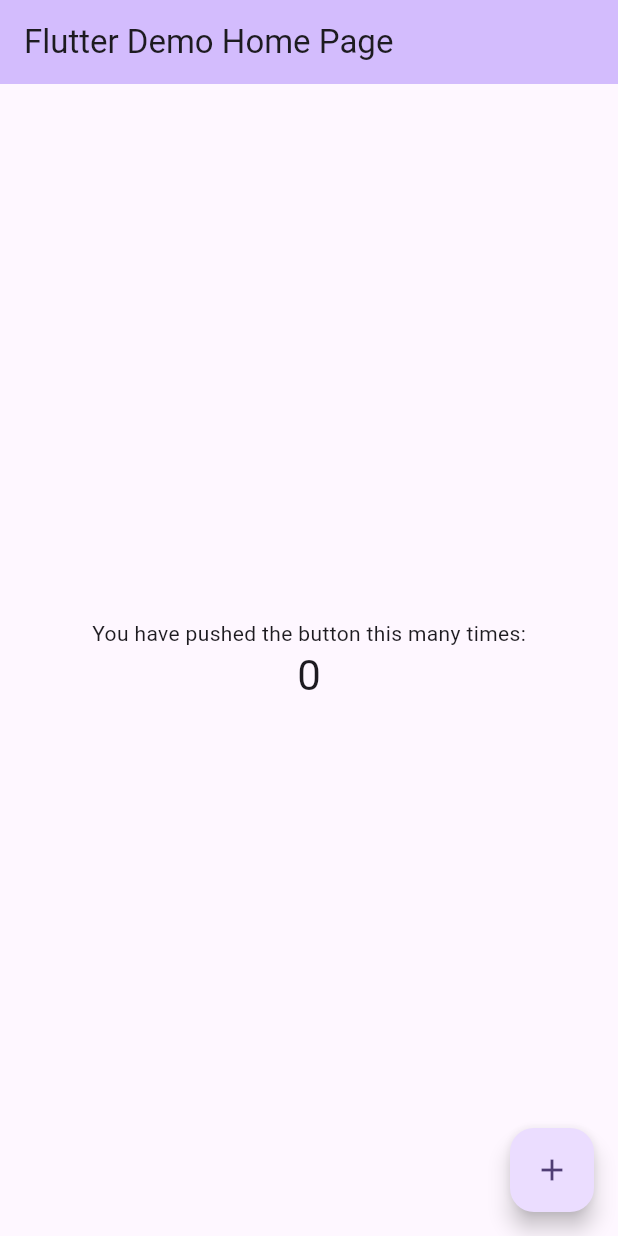
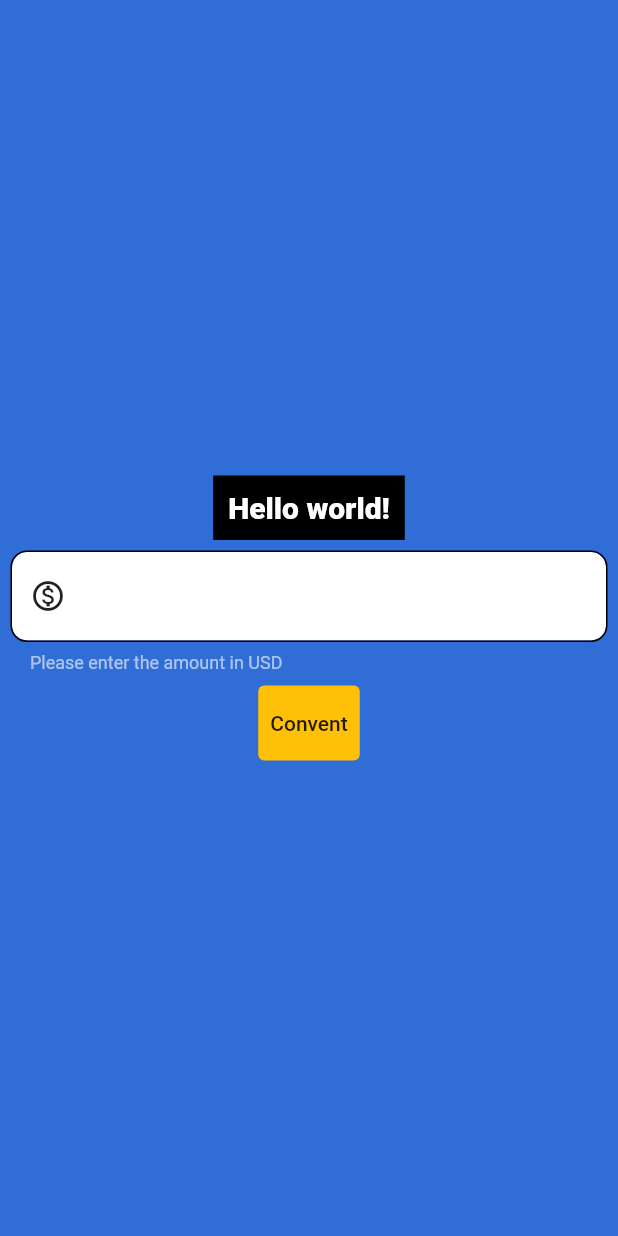
Before and after one commit to MoDangKa/currency_converter, a Flutter app: the screen it shows after launch, on a phone screen of 412 x 824 dp. Run offline on Flutter 3.47's test engine with Material 2 defaults, Android fonts, the phone set to English and light mode, and no system bars.

Commit message:
feat: update code

```diff
--- a/analysis_options.yaml
+++ b/analysis_options.yaml
@@ -23,6 +23,5 @@ linter:
   rules:
     # avoid_print: false  # Uncomment to disable the `avoid_print` rule
     # prefer_single_quotes: true  # Uncomment to enable the `prefer_single_quotes` rule
-
 # Additional information about this file can be found at
 # https://dart.dev/guides/language/analysis-options
--- a/lib/main.dart
+++ b/lib/main.dart
@@ -1,125 +1,31 @@
 import 'package:flutter/material.dart';
+import 'package:currency_converter/pages/currency_converter_material_page.dart';
+// package::[currency_converter]/-> the name of project
+// pubspec.yaml -> name
+
+// import 'package:flutter/cupertino.dart';
 
 void main() {
   runApp(const MyApp());
 }
 
+// Types of Widgets
+// 1. StatelessWidget
+// 2. StatefulWidget
+
+// 1. Material Design -> Google
+// 2. Cupertino Design -> Apple
+
 class MyApp extends StatelessWidget {
-  const MyApp({super.key});
-
-  // This widget is the root of your application.
-  @override
-  Widget build(BuildContext context) {
-    return MaterialApp(
-      title: 'Flutter Demo',
-      theme: ThemeData(
-        // This is the theme of your application.
-        //
-        // TRY THIS: Try running your application with "flutter run". You'll see
-        // the application has a blue toolbar. Then, without quitting the app,
-        // try changing the seedColor in the colorScheme below to Colors.green
-        // and then invoke "hot reload" (save your changes or press the "hot
-        // reload" button in a Flutter-supported IDE, or press "r" if you used
-        // the command line to start the app).
-        //
-        // Notice that the counter didn't reset back to zero; the application
-        // state is not lost during the reload. To reset the state, use hot
-        // restart instead.
-        //
-        // This works for code too, not just values: Most code changes can be
-        // tested with just a hot reload.
-        colorScheme: ColorScheme.fromSeed(seedColor: Colors.deepPurple),
-        useMaterial3: true,
-      ),
-      home: const MyHomePage(title: 'Flutter Demo Home Page'),
-    );
-  }
-}
-
-class MyHomePage extends StatefulWidget {
-  const MyHomePage({super.key, required this.title});
-
-  // This widget is the home page of your application. It is stateful, meaning
-  // that it has a State object (defined below) that contains fields that affect
-  // how it looks.
-
-  // This class is the configuration for the state. It holds the values (in this
-  // case the title) provided by the parent (in this case the App widget) and
-  // used by the build method of the State. Fields in a Widget subclass are
-  // always marked "final".
-
-  final String title;
-
-  @override
-  State<MyHomePage> createState() => _MyHomePageState();
-}
-
-class _MyHomePageState extends State<MyHomePage> {
-  int _counter = 0;
-
-  void _incrementCounter() {
-    setState(() {
-      // This call to setState tells the Flutter framework that something has
-      // changed in this State, which causes it to rerun the build method below
-      // so that the display can reflect the updated values. If we changed
-      // _counter without calling setState(), then the build method would not be
-      // called again, and so nothing would appear to happen.
-      _counter++;
-    });
-  }
+  const MyApp({Key? key}) : super(key: key);
 
   @override
   Widget build(BuildContext context) {
-    // This method is rerun every time setState is called, for instance as done
-    // by the _incrementCounter method above.
-    //
-    // The Flutter framework has been optimized to make rerunning build methods
-    // fast, so that you can just rebuild anything that needs updating rather
-    // than having to individually change instances of widgets.
-    return Scaffold(
-      appBar: AppBar(
-        // TRY THIS: Try changing the color here to a specific color (to
-        // Colors.amber, perhaps?) and trigger a hot reload to see the AppBar
-        // change color while the other colors stay the same.
-        backgroundColor: Theme.of(context).colorScheme.inversePrimary,
-        // Here we take the value from the MyHomePage object that was created by
-        // the App.build method, and use it to set our appbar title.
-        title: Text(widget.title),
-      ),
-      body: Center(
-        // Center is a layout widget. It takes a single child and positions it
-        // in the middle of the parent.
-        child: Column(
-          // Column is also a layout widget. It takes a list of children and
-          // arranges them vertically. By default, it sizes itself to fit its
-          // children horizontally, and tries to be as tall as its parent.
-          //
-          // Column has various properties to control how it sizes itself and
-          // how it positions its children. Here we use mainAxisAlignment to
-          // center the children vertically; the main axis here is the vertical
-          // axis because Columns are vertical (the cross axis would be
-          // horizontal).
-          //
-          // TRY THIS: Invoke "debug painting" (choose the "Toggle Debug Paint"
-          // action in the IDE, or press "p" in the console), to see the
-          // wireframe for each widget.
-          mainAxisAlignment: MainAxisAlignment.center,
-          children: <Widget>[
-            const Text(
-              'You have pushed the button this many times:',
-            ),
-            Text(
-              '$_counter',
-              style: Theme.of(context).textTheme.headlineMedium,
-            ),
-          ],
-        ),
-      ),
-      floatingActionButton: FloatingActionButton(
-        onPressed: _incrementCounter,
-        tooltip: 'Increment',
-        child: const Icon(Icons.add),
-      ), // This trailing comma makes auto-formatting nicer for build methods.
-    );
+    // return const Text(
+    //   "Hello world!!!",
+    //   textDirection: TextDirection.rtl,
+    // );
+    return const MaterialApp(home: CurrencyConverterMaterialPage());
+    // return CupertinoApp();
   }
 }
--- /dev/null
+++ b/lib/pages/currency_converter_material_page.dart
@@ -0,0 +1,87 @@
+import "package:flutter/foundation.dart";
+import "package:flutter/material.dart";
+
+class CurrencyConverterMaterialPage extends StatefulWidget {
+  const CurrencyConverterMaterialPage({Key? key}) : super(key: key);
+
+  @override
+  _CurrencyConverterMaterialPageState createState() =>
+      _CurrencyConverterMaterialPageState();
+}
+
+class _CurrencyConverterMaterialPageState
+    extends State<CurrencyConverterMaterialPage> {
+  @override
+  Widget build(BuildContext context) {
+    const border = OutlineInputBorder(
+        // Color(0xaarrggbb)
+        borderSide: BorderSide(
+            // color: Colors.red,
+            width: 1,
+            style: BorderStyle.solid,
+            strokeAlign: BorderSide.strokeAlignOutside),
+        borderRadius: BorderRadius.all(Radius.circular(10)));
+
+    return Scaffold(
+        backgroundColor: const Color.fromRGBO(48, 109, 215, 1),
+        body: Center(
+            child: Column(
+                mainAxisAlignment: MainAxisAlignment.center,
+                crossAxisAlignment: CrossAxisAlignment.center,
+                children: [
+              Container(
+                padding: const EdgeInsets.all(10.0),
+                color: Colors.black,
+                child: const Text(
+                  'Hello world!',
+                  textAlign: TextAlign.center,
+                  style: TextStyle(
+                      color: Colors.white,
+                      fontSize: 20,
+                      fontWeight: FontWeight.w800),
+                ),
+              ),
+              Container(
+                padding: const EdgeInsets.all(8.0),
+                child: const TextField(
+                  style: TextStyle(color: Colors.black87),
+                  decoration: InputDecoration(
+                    helperText: 'Please enter the amount in USD',
+                    helperStyle: TextStyle(color: Colors.white60),
+                    // label: 'What?',
+                    // hintText: Text('Please enter the amount in USD')
+                    prefixIcon: Icon(Icons.monetization_on_outlined),
+                    prefixIconColor: Colors.black87,
+                    filled: true,
+                    fillColor: Colors.white,
+                    border: OutlineInputBorder(
+                        borderRadius: BorderRadius.all(Radius.circular(10))),
+                    focusedBorder: border,
+                    enabledBorder: border,
+                    // enabledBorder: UnderlineInputBorder(),
+                  ),
+                  // keyboardType: TextInputType.number,
+                  keyboardType: TextInputType.numberWithOptions(
+                    decimal: true,
+                    // signed: true,
+                  ),
+                ),
+              ),
+              TextButton(
+                onPressed: () {
+                  debugPrint("button clicked");
+                  // if (kDebugMode) {
+                  //   print("button clicked");
+                  // }
+                },
+                style: const ButtonStyle(
+                  backgroundColor: MaterialStatePropertyAll(Colors.amber),
+                  foregroundColor: MaterialStatePropertyAll(Colors.black87),
+                  fixedSize:
+                      MaterialStatePropertyAll(Size(double.infinity, 50)),
+                ),
+                child: const Text('Convent'),
+              )
+            ])));
+  }
+}
```
Also changed, not shown: archives/main.dart (added, +125 -0 lines).
